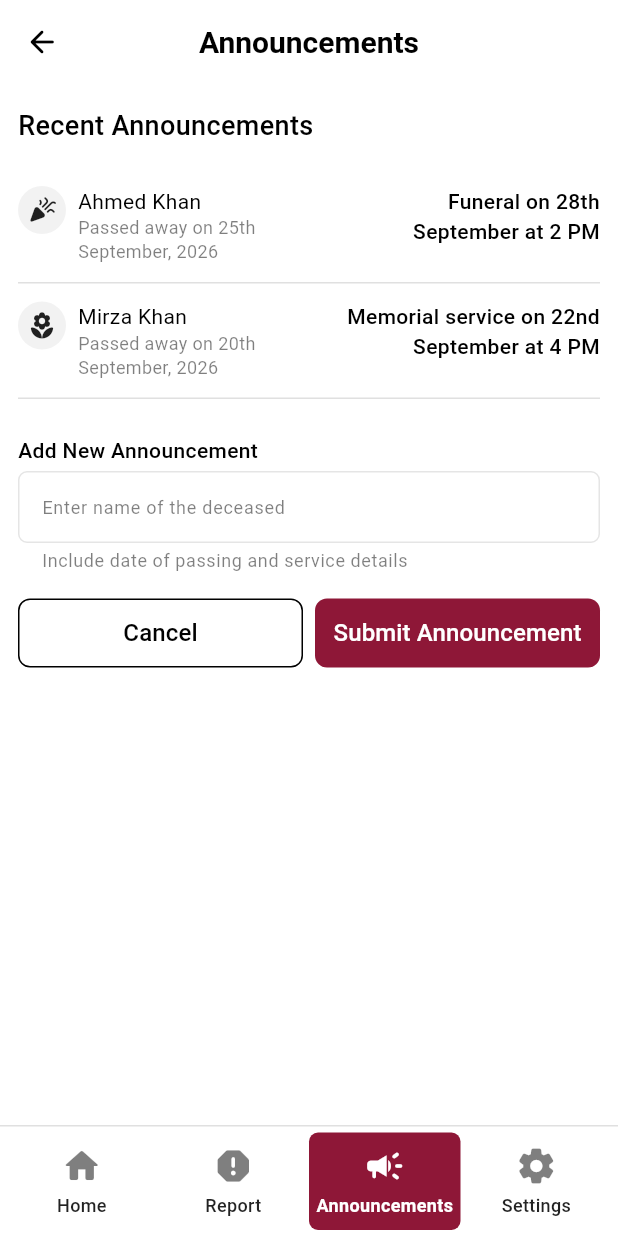
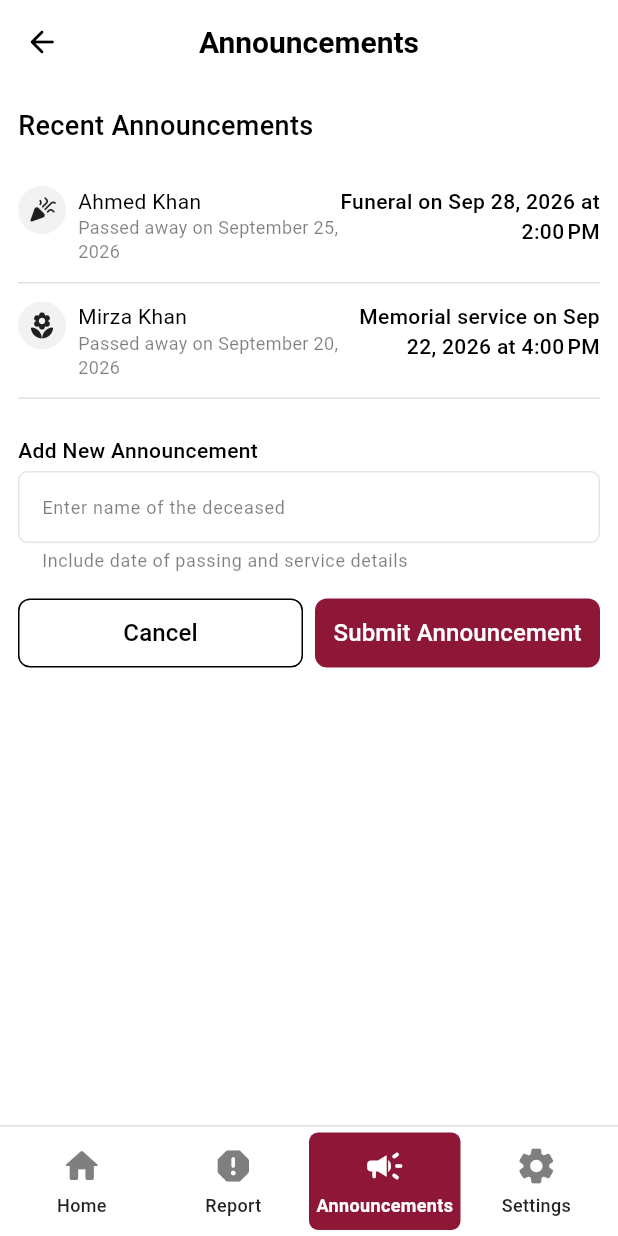
Before and after one commit to Fares-ag/sanad-cemetery, a Flutter app: the AnnouncementsScreen screen opened by its route, on a phone screen of 412 x 824 dp. Run offline on Flutter 3.47's test engine with Material 3 defaults, Android fonts, the phone set to English and light mode, and no system bars; our stand-ins replace cached_network_image, flutter_compass, flutter_html, flutter_local_notifications, flutter_map, geolocator and 6 more; missing offline and left inert: fuzzy, mobile_scanner; accounts and stored records are empty.

Commit message:
Localization: Arabic date/number formatting, deceased profile; add APPLICATION_REPORT.md
Made-with: Cursor

```diff
--- a/lib/app.dart
+++ b/lib/app.dart
@@ -1,4 +1,5 @@
 import 'package:flutter/material.dart';
+import 'package:intl/date_symbol_data_local.dart';
 import 'package:flutter_localizations/flutter_localizations.dart';
 import 'package:provider/provider.dart';
 import 'package:go_router/go_router.dart';
@@ -27,6 +28,7 @@ import 'welcome_state.dart';
 
 void mainApp() async {
   WidgetsFlutterBinding.ensureInitialized();
+  await initializeDateFormatting('ar');
   final searchService = SearchService();
   await searchService.setRecords(_demoRecords());
   final maintenanceService = MaintenanceService();
--- a/lib/screens/announcements_screen.dart
+++ b/lib/screens/announcements_screen.dart
@@ -2,6 +2,7 @@ import 'package:flutter/material.dart';
 import 'package:go_router/go_router.dart';
 import '../l10n/app_strings.dart';
 import '../theme/app_theme.dart';
+import '../utils/date_format.dart';
 
 /// Announcements screen per Figma (166:22209).
 /// Recent Announcements list + Add New Announcement form.
@@ -13,9 +14,9 @@ class AnnouncementsScreen extends StatefulWidget {
 }
 
 class _AnnouncementsScreenState extends State<AnnouncementsScreen> {
-  final List<Map<String, String>> _recent = [
-    {'name': 'Ahmed Khan', 'dateArg': '25th September, 2026', 'serviceKey': 'funeralOn', 'serviceArg': '28th September at 2 PM'},
-    {'name': 'Mirza Khan', 'dateArg': '20th September, 2026', 'serviceKey': 'memorialServiceOn', 'serviceArg': '22nd September at 4 PM'},
+  final List<Map<String, dynamic>> _recent = [
+    {'name': 'Ahmed Khan', 'date': DateTime(2026, 9, 25), 'serviceKey': 'funeralOn', 'serviceDateTime': DateTime(2026, 9, 28, 14, 0)},
+    {'name': 'Mirza Khan', 'date': DateTime(2026, 9, 20), 'serviceKey': 'memorialServiceOn', 'serviceDateTime': DateTime(2026, 9, 22, 16, 0)},
   ];
   final _newNameController = TextEditingController();
 
@@ -55,10 +56,10 @@ class _AnnouncementsScreenState extends State<AnnouncementsScreen> {
             ),
             const SizedBox(height: 16),
             ..._recent.map((a) => _AnnouncementTile(
-              name: a['name']!,
-              date: AppStrings.tr(context, 'passedAwayOn', a['dateArg']!),
-              service: AppStrings.tr(context, a['serviceKey']!, a['serviceArg']!),
-              icon: a['name']!.startsWith('Ahmed') ? AppIcons.celebration : AppIcons.flower,
+              name: a['name'] as String,
+              date: AppStrings.tr(context, 'passedAwayOn', formatDeathDate(context, a['date'] as DateTime)),
+              service: AppStrings.tr(context, a['serviceKey'] as String, formatServiceDateTime(context, a['serviceDateTime'] as DateTime)),
+              icon: (a['name'] as String).startsWith('Ahmed') ? AppIcons.celebration : AppIcons.flower,
             )),
             const SizedBox(height: 24),
             Text(
--- a/lib/screens/home_screen.dart
+++ b/lib/screens/home_screen.dart
@@ -8,6 +8,7 @@ import '../providers/locale_provider.dart';
 import '../providers/emergency_provider.dart';
 import '../services/emergency_storage.dart';
 import '../theme/app_theme.dart';
+import '../utils/date_format.dart';
 
 /// Home per Figma 165:21551 — exact layout, spacing, and typography.
 class HomeScreen extends StatelessWidget {
@@ -188,8 +189,8 @@ class HomeScreen extends StatelessWidget {
                 const SizedBox(height: 8),
                 _AnnouncementPreviewTile(
                   name: 'Ahmed Khan',
-                  date: AppStrings.tr(context, 'passedAwayOn', '20th September, 2026'),
-                  service: AppStrings.tr(context, 'memorialServiceOn', '22nd September at 4 PM'),
+                  date: AppStrings.tr(context, 'passedAwayOn', formatDeathDate(context, DateTime(2026, 9, 20))),
+                  service: AppStrings.tr(context, 'memorialServiceOn', formatServiceDateTime(context, DateTime(2026, 9, 22, 16, 0))),
                 ),
                 const SizedBox(height: 25),
                 Padding(
--- /dev/null
+++ b/lib/utils/date_format.dart
@@ -0,0 +1,25 @@
+import 'package:flutter/material.dart';
+import 'package:intl/intl.dart';
+
+/// Formats a date for "passed away" / death date display.
+/// Respects the current locale (e.g. Arabic numerals and month names for ar).
+String formatDeathDate(BuildContext context, DateTime date) {
+  final locale = Localizations.localeOf(context).languageCode;
+  return DateFormat.yMMMMd(locale).format(date);
+}
+
+/// Formats date and time for memorial/funeral service display.
+/// Respects the current locale (e.g. Arabic numerals and month names for ar).
+String formatServiceDateTime(BuildContext context, DateTime dateTime) {
+  final locale = Localizations.localeOf(context).languageCode;
+  final datePart = DateFormat.yMMMd(locale).format(dateTime);
+  final timePart = DateFormat.jm(locale).format(dateTime);
+  return '$datePart ${locale == 'ar' ? 'الساعة' : 'at'} $timePart';
+}
+
+/// Formats an integer for display (e.g. age, grave number, years).
+/// Uses Arabic-Indic numerals in Arabic locale.
+String formatNumber(BuildContext context, num value) {
+  final locale = Localizations.localeOf(context).languageCode;
+  return NumberFormat.decimalPattern(locale).format(value);
+}
```
Also changed, not shown: lib/screens/deceased_profile_screen.dart (+15 -13 lines), 1 other file.
